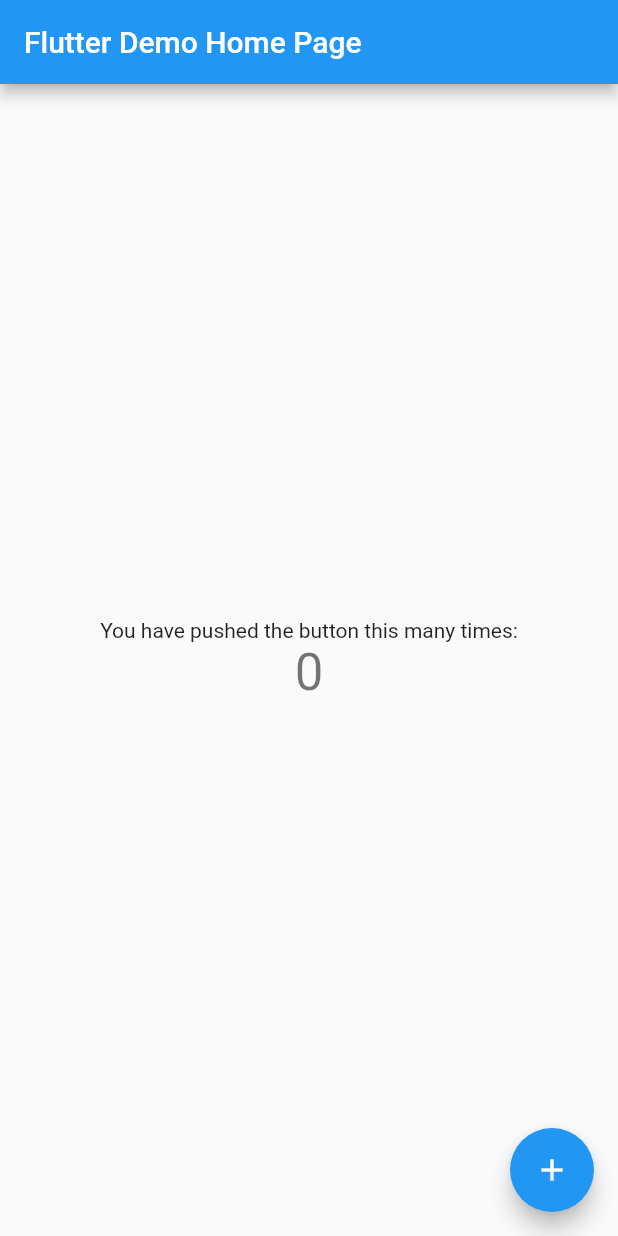
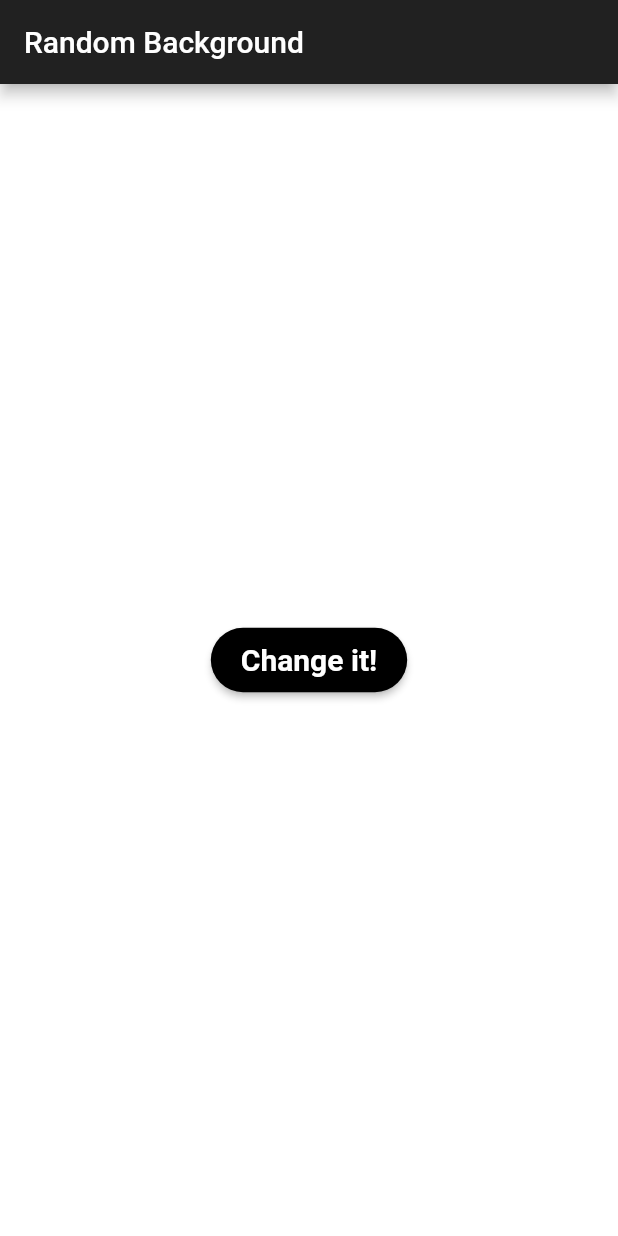
Before and after one commit to Veer11WP/flutter_exercise, a Flutter app: the screen it shows after launch, on a phone screen of 412 x 824 dp. Run offline on Flutter 3.47's test engine with Material 2 defaults, Android fonts, the phone set to English and light mode, and no system bars.

Commit message:
flutter app for random background color

```diff
--- a/lib/main.dart
+++ b/lib/main.dart
@@ -1,117 +1,69 @@
 import 'package:flutter/material.dart';
+import 'dart:math';
 
-void main() {
-  runApp(MyApp());
-}
+void main() => runApp(MyApp());
 
-class MyApp extends StatelessWidget {
-  // This widget is the root of your application.
+
+class MyApp extends StatelessWidget{
   @override
-  Widget build(BuildContext context) {
+  Widget build(BuildContext context){
     return MaterialApp(
-      title: 'Flutter Demo',
-      theme: ThemeData(
-        // This is the theme of your application.
-        //
-        // Try running your application with "flutter run". You'll see the
-        // application has a blue toolbar. Then, without quitting the app, try
-        // changing the primarySwatch below to Colors.green and then invoke
-        // "hot reload" (press "r" in the console where you ran "flutter run",
-        // or simply save your changes to "hot reload" in a Flutter IDE).
-        // Notice that the counter didn't reset back to zero; the application
-        // is not restarted.
-        primarySwatch: Colors.blue,
-        // This makes the visual density adapt to the platform that you run
-        // the app on. For desktop platforms, the controls will be smaller and
-        // closer together (more dense) than on mobile platforms.
-        visualDensity: VisualDensity.adaptivePlatformDensity,
+      title: 'BG Changer',
+      debugShowCheckedModeBanner: false,
+      theme: ThemeData.dark(),
+      home: Scaffold(
+        appBar: AppBar(
+          title: Text('Random Background'),
+        ),
+        body: HomePage(),
       ),
-      home: MyHomePage(title: 'Flutter Demo Home Page'),
     );
   }
 }
 
-class MyHomePage extends StatefulWidget {
-  MyHomePage({Key key, this.title}) : super(key: key);
-
-  // This widget is the home page of your application. It is stateful, meaning
-  // that it has a State object (defined below) that contains fields that affect
-  // how it looks.
-
-  // This class is the configuration for the state. It holds the values (in this
-  // case the title) provided by the parent (in this case the App widget) and
-  // used by the build method of the State. Fields in a Widget subclass are
-  // always marked "final".
-
-  final String title;
-
+class HomePage extends StatefulWidget {
   @override
-  _MyHomePageState createState() => _MyHomePageState();
+  _HomePageState createState() => _HomePageState();
 }
 
-class _MyHomePageState extends State<MyHomePage> {
-  int _counter = 0;
+class _HomePageState extends State<HomePage> {
+  var colors = [
+    Colors.amber,
+    Colors.black,
+    Colors.blue,
+    Colors.yellow,
+    Colors.green,
+    Colors.red,
+    Colors.pink,
+    Colors.orange
+  ];
+  var currentColor = Colors.white;
 
-  void _incrementCounter() {
-    setState(() {
-      // This call to setState tells the Flutter framework that something has
-      // changed in this State, which causes it to rerun the build method below
-      // so that the display can reflect the updated values. If we changed
-      // _counter without calling setState(), then the build method would not be
-      // called again, and so nothing would appear to happen.
-      _counter++;
+  setRandomColor(){
+    var rnd = Random().nextInt(colors.length);
+    setState((){
+      currentColor = colors[rnd];
     });
   }
 
   @override
   Widget build(BuildContext context) {
-    // This method is rerun every time setState is called, for instance as done
-    // by the _incrementCounter method above.
-    //
-    // The Flutter framework has been optimized to make rerunning build methods
-    // fast, so that you can just rebuild anything that needs updating rather
-    // than having to individually change instances of widgets.
-    return Scaffold(
-      appBar: AppBar(
-        // Here we take the value from the MyHomePage object that was created by
-        // the App.build method, and use it to set our appbar title.
-        title: Text(widget.title),
-      ),
-      body: Center(
-        // Center is a layout widget. It takes a single child and positions it
-        // in the middle of the parent.
-        child: Column(
-          // Column is also a layout widget. It takes a list of children and
-          // arranges them vertically. By default, it sizes itself to fit its
-          // children horizontally, and tries to be as tall as its parent.
-          //
-          // Invoke "debug painting" (press "p" in the console, choose the
-          // "Toggle Debug Paint" action from the Flutter Inspector in Android
-          // Studio, or the "Toggle Debug Paint" command in Visual Studio Code)
-          // to see the wireframe for each widget.
-          //
-          // Column has various properties to control how it sizes itself and
-          // how it positions its children. Here we use mainAxisAlignment to
-          // center the children vertically; the main axis here is the vertical
-          // axis because Columns are vertical (the cross axis would be
-          // horizontal).
-          mainAxisAlignment: MainAxisAlignment.center,
-          children: <Widget>[
-            Text(
-              'You have pushed the button this many times:',
+    return Container(
+      color: currentColor,
+      child: Center(
+        child: RaisedButton(
+          color: Colors.black,
+          padding: EdgeInsets.fromLTRB(20.0, 10.0, 20.0, 10.0),
+          child: Text("Change it!",
+            style: TextStyle(
+              fontSize: 20,
+              fontWeight: FontWeight.bold,
             ),
-            Text(
-              '$_counter',
-              style: Theme.of(context).textTheme.headline4,
-            ),
-          ],
+          ),
+          onPressed: setRandomColor,
+          shape: RoundedRectangleBorder(borderRadius: BorderRadius.circular(30.0)),
         ),
       ),
-      floatingActionButton: FloatingActionButton(
-        onPressed: _incrementCounter,
-        tooltip: 'Increment',
-        child: Icon(Icons.add),
-      ), // This trailing comma makes auto-formatting nicer for build methods.
     );
   }
 }
```
